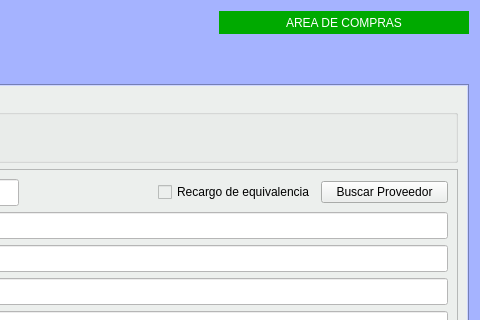
Qt form Zona_Compras/frmalbaranproveedor.ui (arcnexus/RedFoX) before a commit; both pictures show x 639 to 1119 and y 0 to 320 of the 1119 by 607 pixel window.
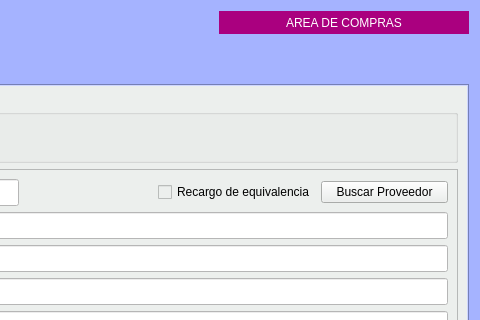
The same form after that commit. Icons and pictures are not drawn.

What changed in the file:
```diff
--- a/Zona_Compras/frmalbaranproveedor.ui
+++ b/Zona_Compras/frmalbaranproveedor.ui
@@ -259,7 +259,7 @@
       </size>
      </property>
      <property name="styleSheet">
-      <string notr="true">background-color: rgb(0, 170, 0);
+      <string notr="true">background-color: rgb(170, 0, 127);
 color: rgb(255, 255, 255);</string>
      </property>
      <property name="text">
```
